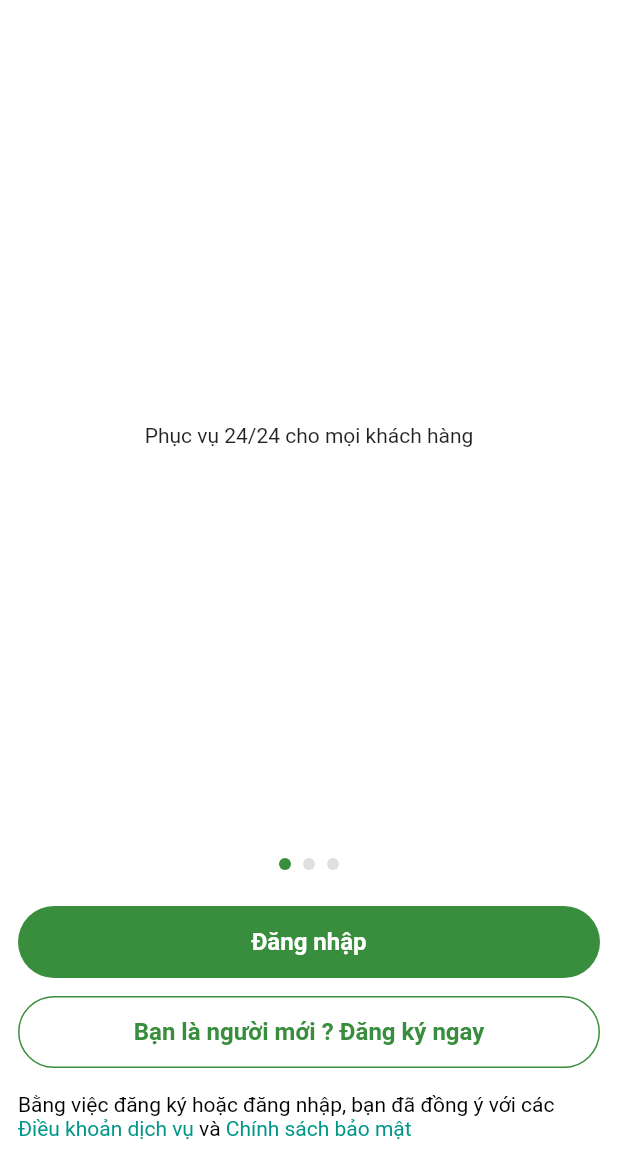
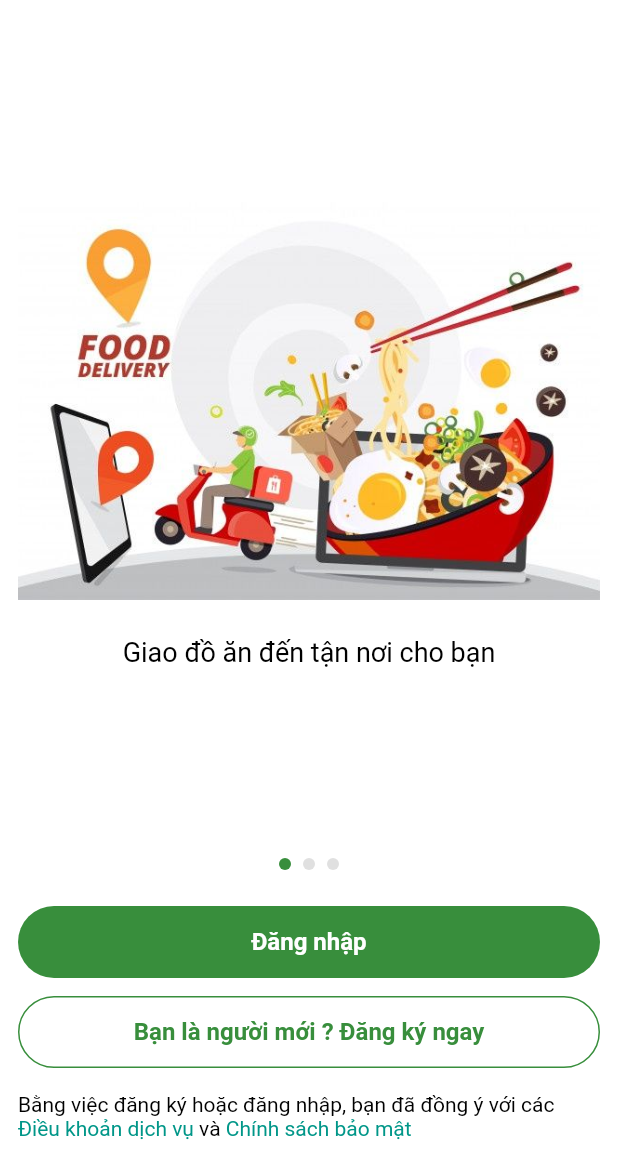
Before and after one commit to phucnguyen20798/food_delivery, a Flutter app: the screen it shows after launch, on a phone screen of 412 x 824 dp, the part 72-1236 px from its top. Run offline on Flutter 3.47's test engine with Material 3 defaults, Android fonts, the phone set to English and light mode, and no system bars; drawn by our look-alikes of smooth_page_indicator; our stand-ins replace bloc, easy_localization, equatable, firebase_auth, firebase_core, flutter_bloc and 2 more; accounts and stored records are empty.

```diff
--- a/lib/business_logic/blocs/auth_bloc.dart
+++ b/lib/business_logic/blocs/auth_bloc.dart
@@ -2,8 +2,32 @@ import 'package:bloc/bloc.dart';
 import 'package:food_delivery/business_logic/events/auth_event.dart';
 import 'package:food_delivery/business_logic/states/auth_state.dart';
 
+import '../../data/models/slide.dart';
+
 class AuthBloc extends Bloc<AuthEvent, AuthState> {
-  AuthBloc() : super(InitAuthState()) {
 
+  List<Slide> slides = [
+    Slide('food_delivery', null, 'assets/images/food-delivery.jpg'),
+    Slide('share_voucher.title', 'share_voucher.desc', 'assets/images/share-voucher.jpg'),
+    Slide('food_delivery', null, 'assets/images/food-delivery.jpg'),
+  ];
+  AuthBloc() : super(EmptyState()) {
+    on(_onInit);
+    on(_onChangeLanguage);
+    on(_onReloadUIScreen);
+  }
+
+  void _onInit(InitAuthEvent event, Emitter<AuthState> emitter) {
+    emitter(InitAuthState(slides));
+  }
+
+  void _onChangeLanguage(
+      ChangeLanguageEvent event, Emitter<AuthState> emitter) {
+    emitter(ChangeLanguageState(event.locale));
+  }
+
+  void _onReloadUIScreen(
+      ReloadUIScreenEvent event, Emitter<AuthState> emitter) {
+    emitter(ReloadUIScreenState(event.language));
   }
 }
--- a/lib/business_logic/blocs/signIn_bloc.dart
+++ b/lib/business_logic/blocs/signIn_bloc.dart
@@ -6,8 +6,12 @@ import '../events/signIn_event.dart';
 class SignInBloc extends Bloc<SignInEvent, SignInState> {
 
   SignInBloc() : super(InitSignInState()) {
-
+    on(_onChangeLanguage);
   }
 
+  void _onChangeLanguage(
+      ChangeLanguageEvent event, Emitter<SignInState> emitter) {
+    emitter(ChangeLanguageState(event.locale));
+  }
 
 }
--- a/lib/business_logic/events/auth_event.dart
+++ b/lib/business_logic/events/auth_event.dart
@@ -1 +1,17 @@
+import 'package:flutter/material.dart';
+
 abstract class AuthEvent {}
+
+class InitAuthEvent extends AuthEvent {}
+
+class ChangeLanguageEvent extends AuthEvent {
+  final Locale locale;
+
+  ChangeLanguageEvent(this.locale);
+}
+
+class ReloadUIScreenEvent extends AuthEvent {
+  final String language;
+
+  ReloadUIScreenEvent(this.language);
+}
--- a/lib/business_logic/events/signIn_event.dart
+++ b/lib/business_logic/events/signIn_event.dart
@@ -1 +1,9 @@
+import 'package:flutter/material.dart';
+
 abstract class SignInEvent {}
+
+class ChangeLanguageEvent extends SignInEvent {
+  final Locale locale;
+
+  ChangeLanguageEvent(this.locale);
+}
--- a/lib/business_logic/states/auth_state.dart
+++ b/lib/business_logic/states/auth_state.dart
@@ -1,8 +1,38 @@
 import 'package:equatable/equatable.dart';
+import 'package:flutter/material.dart';
+
+import '../../data/models/slide.dart';
 
 abstract class AuthState extends Equatable {
   @override
   List<Object?> get props => [];
 }
 
-class InitAuthState extends AuthState {}
+class EmptyState extends AuthState {}
+
+class InitAuthState extends AuthState {
+  final List<Slide> slides;
+
+  InitAuthState(this.slides);
+
+  @override
+  List<Object?> get props => [slides];
+}
+
+class ChangeLanguageState extends AuthState {
+  final Locale locale;
+
+  ChangeLanguageState(this.locale);
+
+  @override
+  List<Object?> get props => [locale];
+}
+
+class ReloadUIScreenState extends AuthState {
+  final String language;
+
+  ReloadUIScreenState(this.language);
+
+  @override
+  List<Object?> get props => [language];
+}
--- a/lib/business_logic/states/signIn_state.dart
+++ b/lib/business_logic/states/signIn_state.dart
@@ -1,9 +1,18 @@
 import 'package:equatable/equatable.dart';
+import 'package:flutter/material.dart';
 
 abstract class SignInState extends Equatable {
-
   @override
   List<Object?> get props => [];
 }
 
 class InitSignInState extends SignInState {}
+
+class ChangeLanguageState extends SignInState {
+  final Locale locale;
+
+  ChangeLanguageState(this.locale);
+
+  @override
+  List<Object?> get props => [locale];
+}
--- a/lib/data/models/slide.dart
+++ b/lib/data/models/slide.dart
@@ -1,6 +1,6 @@
 class Slide {
-  String? title;
-  String desc;
+  String title;
+  String? desc;
   String image;
 
   Slide(this.title, this.desc, this.image);
--- a/lib/presentation/screens/auth/auth_screen.dart
+++ b/lib/presentation/screens/auth/auth_screen.dart
@@ -1,6 +1,7 @@
 import 'package:flutter/material.dart';
 import 'package:flutter_bloc/flutter_bloc.dart';
 import 'package:food_delivery/business_logic/blocs/auth_bloc.dart';
+import 'package:food_delivery/business_logic/events/auth_event.dart';
 
 import 'auth_view.dart';
 
@@ -10,7 +11,7 @@ class AuthScreen extends StatelessWidget {
   @override
   Widget build(BuildContext context) {
     return BlocProvider(
-      create: (_) => AuthBloc(),
+      create: (_) => AuthBloc()..add(InitAuthEvent()),
       child: const AuthView(),
     );
   }
--- a/lib/presentation/screens/auth/auth_view.dart
+++ b/lib/presentation/screens/auth/auth_view.dart
@@ -3,19 +3,39 @@ import 'package:flutter/gestures.dart';
 import 'package:flutter/material.dart';
 import 'package:flutter_bloc/flutter_bloc.dart';
 import 'package:food_delivery/business_logic/blocs/auth_bloc.dart';
+import 'package:food_delivery/business_logic/events/auth_event.dart';
 import 'package:food_delivery/business_logic/states/auth_state.dart';
+import 'package:food_delivery/presentation/utils/app_utils.dart';
 import 'package:food_delivery/presentation/widgets/components/general_button.dart';
 import 'package:smooth_page_indicator/smooth_page_indicator.dart';
 
+import '../../../data/models/slide.dart';
 import '../../widgets/components/change_language.dart';
 
-class AuthView extends StatelessWidget {
+class AuthView extends StatefulWidget {
   const AuthView({super.key});
 
   @override
+  State<AuthView> createState() => _AuthViewState();
+}
+
+class _AuthViewState extends State<AuthView> {
+
+  PageController pageController = PageController();
+  String? languageTitle;
+  List<Slide> slideList = [];
+
+  @override
   Widget build(BuildContext context) {
-    PageController pageController = PageController();
     return BlocBuilder<AuthBloc, AuthState>(builder: (context, state) {
+      if (state is InitAuthState) {
+        slideList = state.slides;
+      } else if (state is ChangeLanguageState) {
+        EasyLocalization.of(context)?.setLocale(state.locale);
+        AppUtils.saveLanguage(state.locale);
+      } else if (state is ReloadUIScreenState) {
+        languageTitle = state.language;
+      }
       return Scaffold(
         backgroundColor: Colors.white,
         appBar: AppBar(
@@ -30,7 +50,14 @@ class AuthView extends StatelessWidget {
               fontWeight: FontWeight.bold,
             ),
           ),
-          actions: const [ChangeLanguage()],
+          actions: [
+            ChangeLanguage(
+              title: languageTitle,
+              onClick: (locale) {
+                context.read<AuthBloc>().add(ChangeLanguageEvent(locale));
+              },
+            )
+          ],
         ),
         body: Padding(
           padding: const EdgeInsets.symmetric(horizontal: 12.0),
@@ -39,12 +66,31 @@ class AuthView extends StatelessWidget {
             children: [
               Expanded(
                 child: PageView.builder(
+                    itemCount: slideList.length,
                     controller: pageController,
-                    itemBuilder: (context, index) => const Column(
+                    itemBuilder: (context, index) => Column(
+                          mainAxisSize: MainAxisSize.min,
                           crossAxisAlignment: CrossAxisAlignment.center,
                           mainAxisAlignment: MainAxisAlignment.center,
                           children: [
-                            Text('Phục vụ 24/24 cho mọi khách hàng'),
+                            Image.asset(slideList[index].image),
+                            const SizedBox(height: 24.0),
+                            Text(slideList[index].title.tr(),
+                                style: const TextStyle(
+                                  fontSize: 18.0,
+                                  color: Colors.black,
+                                )),
+                            slideList[index].desc != null
+                                ? Padding(
+                                    padding: const EdgeInsets.only(top: 8.0),
+                                    child: Text(slideList[index].desc!.tr(),
+                                        textAlign: TextAlign.center,
+                                        style: const TextStyle(
+                                          fontSize: 14.0,
+                                          color: Colors.black,
+                                        )),
+                                  )
+                                : const SizedBox(),
                           ],
                         )),
               ),
@@ -63,8 +109,16 @@ class AuthView extends StatelessWidget {
                   content: 'sign_in'.tr(),
                   backgroundColor: Colors.green.shade700,
                   textColor: Colors.white,
-                  onClick: () {
-                    Navigator.pushNamed(context, '/sign_in');
+                  onClick: () async {
+                    final language =
+                        await Navigator.pushNamed(context, '/sign_in')
+                            as String?;
+                    if (language != null) {
+                      // ignore: use_build_context_synchronously
+                      context
+                          .read<AuthBloc>()
+                          .add(ReloadUIScreenEvent(language));
+                    }
                   }),
               const SizedBox(height: 12.0),
               GeneralButton(
--- /dev/null
+++ b/lib/presentation/utils/app_utils.dart
@@ -0,0 +1,17 @@
+import 'package:flutter/material.dart';
+import 'package:food_delivery/main.dart';
+import 'package:shared_preferences/shared_preferences.dart';
+
+import 'text_utils.dart';
+
+class AppUtils {
+  static void saveLanguage(Locale locale) {
+    final prefs = getIt.get<SharedPreferences>();
+    prefs.setString('language', TextUtils.getLanguageFromLocale(locale));
+  }
+
+  static String getLanguage() {
+    final prefs = getIt.get<SharedPreferences>();
+    return prefs.getString('language') ?? 'Tiếng Việt';
+  }
+}
--- a/lib/presentation/widgets/components/change_language.dart
+++ b/lib/presentation/widgets/components/change_language.dart
@@ -1,13 +1,20 @@
-import 'package:easy_localization/easy_localization.dart';
+import 'dart:developer';
+
 import 'package:flutter/material.dart';
-import 'package:food_delivery/main.dart';
+import 'package:food_delivery/presentation/utils/app_utils.dart';
 import 'package:food_delivery/presentation/utils/text_utils.dart';
-import 'package:shared_preferences/shared_preferences.dart';
 
 import '../../utils/bottomsheet_utils.dart';
 
 class ChangeLanguage extends StatefulWidget {
-  const ChangeLanguage({super.key});
+  final String? title;
+  final Function(Locale) onClick;
+
+  const ChangeLanguage({
+    super.key,
+    this.title,
+    required this.onClick,
+  });
 
   @override
   State<ChangeLanguage> createState() => _ChangeLanguageState();
@@ -18,7 +25,7 @@ class _ChangeLanguageState extends State<ChangeLanguage> {
 
   @override
   void initState() {
-    language = getLanguage();
+    language = AppUtils.getLanguage();
     super.initState();
   }
 
@@ -34,8 +41,7 @@ class _ChangeLanguageState extends State<ChangeLanguage> {
                 String languageCode = TextUtils.getLanguageCode(chooseLanguage);
                 String countryCode = TextUtils.getCountryCode(chooseLanguage);
                 Locale locale = Locale(languageCode, countryCode);
-                EasyLocalization.of(context)?.setLocale(locale);
-                saveLanguage(locale);
+                widget.onClick(locale);
               });
             });
       },
@@ -73,13 +79,14 @@ class _ChangeLanguageState extends State<ChangeLanguage> {
     );
   }
 
-  String getLanguage() {
-    final prefs = getIt.get<SharedPreferences>();
-    return prefs.getString('language') ?? 'Tiếng Việt';
-  }
-
-  void saveLanguage(Locale locale) {
-    final prefs = getIt.get<SharedPreferences>();
-    prefs.setString('language', TextUtils.getLanguageFromLocale(locale));
+  @override
+  void didUpdateWidget(covariant ChangeLanguage oldWidget) {
+    if (oldWidget.title != widget.title && widget.title != null) {
+      setState(() {
+        log('Title: ${widget.title}');
+        language = widget.title!;
+      });
+    }
+    super.didUpdateWidget(oldWidget);
   }
 }
--- a/pubspec.yaml
+++ b/pubspec.yaml
@@ -74,7 +74,8 @@ flutter:
 
   # To add assets to your application, add an assets section, like this:
   assets:
-    - assets/images/icon_app.png
+    - assets/images/food-delivery.jpg
+    - assets/images/share-voucher.jpg
     - assets/translations/en-US.json
     - assets/translations/vi-VN.json
     - assets/translations/id-ID.json
```
Also changed, not shown: assets/translations/en-US.json (+6 -1 lines), assets/translations/id-ID.json (+6 -1 lines), assets/translations/vi-VN.json (+6 -1 lines), lib/presentation/screens/signIn/signIn_view.dart (+18 -8 lines), lib/presentation/widgets/bottomsheet/change_language_bottomsheet.dart (+5 -8 lines), assets/images/food-delivery.jpg (added), assets/images/icon_app.png (deleted), assets/images/share-voucher.jpg (added).
